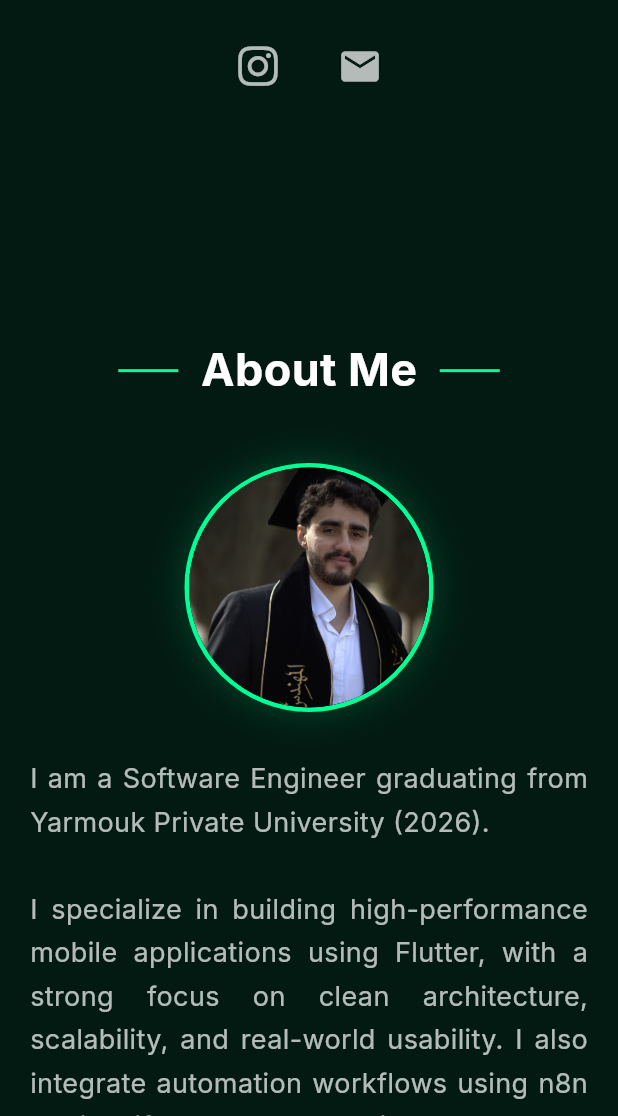
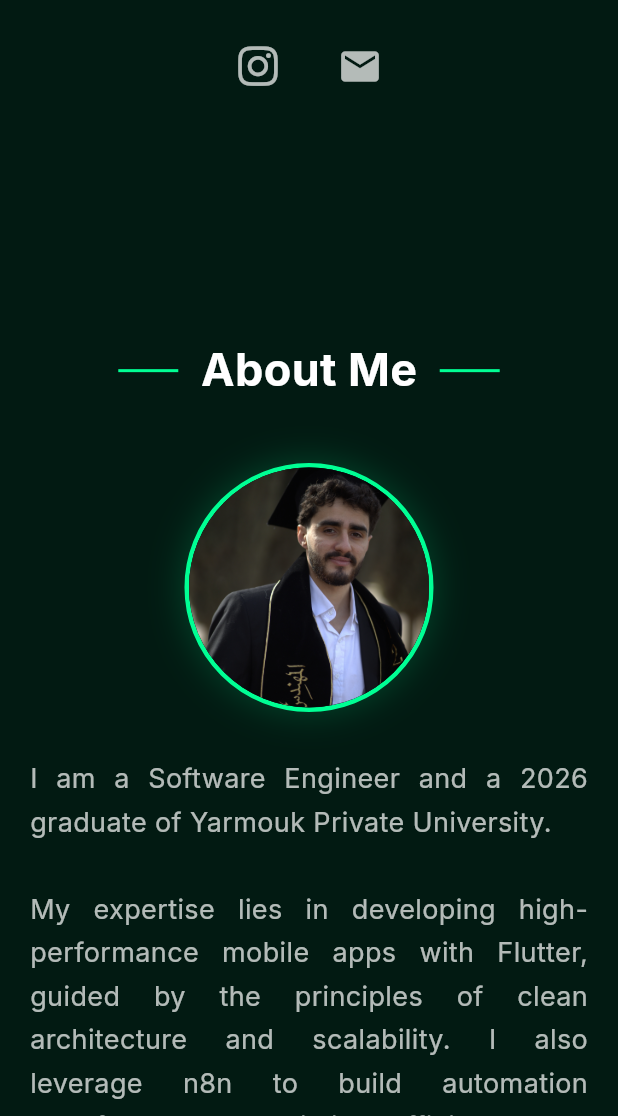
Before and after one commit to khaderhash/Portfolio-khaderhash, a Flutter app: the screen it shows after launch, scrolled down 576 dp, on a phone screen of 412 x 824 dp, the part 120-1236 px from its top. Run offline on Flutter 3.47's test engine with Material 3 defaults, Android fonts, the phone set to English and light mode, and no system bars; our stand-ins replace animated_text_kit, font_awesome_flutter, google_fonts.

Commit message:
edit about me

```diff
--- a/lib/sections/about_section.dart
+++ b/lib/sections/about_section.dart
@@ -40,9 +40,9 @@ class AboutSection extends StatelessWidget {
             ConstrainedBox(
               constraints: const BoxConstraints(maxWidth: 600),
               child: Text(
-                "I am a Software Engineer graduating from Yarmouk Private University (2026).\n\n"
-                "I specialize in building high-performance mobile applications using Flutter, with a strong focus on clean architecture, scalability, and real-world usability. I also integrate automation workflows using n8n to simplify processes and improve system efficiency.\n\n"
-                "I don’t just write code — I design structured solutions that turn real problems into reliable, maintainable systems.",
+                "I am a Software Engineer and a 2026 graduate of Yarmouk Private University.\n\n"
+                "My expertise lies in developing high-performance mobile apps with Flutter, guided by the principles of clean architecture and scalability. I also leverage n8n to build automation workflows that optimize efficiency and simplify complex systems.\n\n"
+                "I don’t just write code—I design structured, reliable, and maintainable systems that solve real-world problems.",
                 style: TextStyle(fontSize: 18, height: 1.6, color: textColor),
                 textAlign: TextAlign.justify,
               ),
```
Also changed, not shown: 1 other file.
